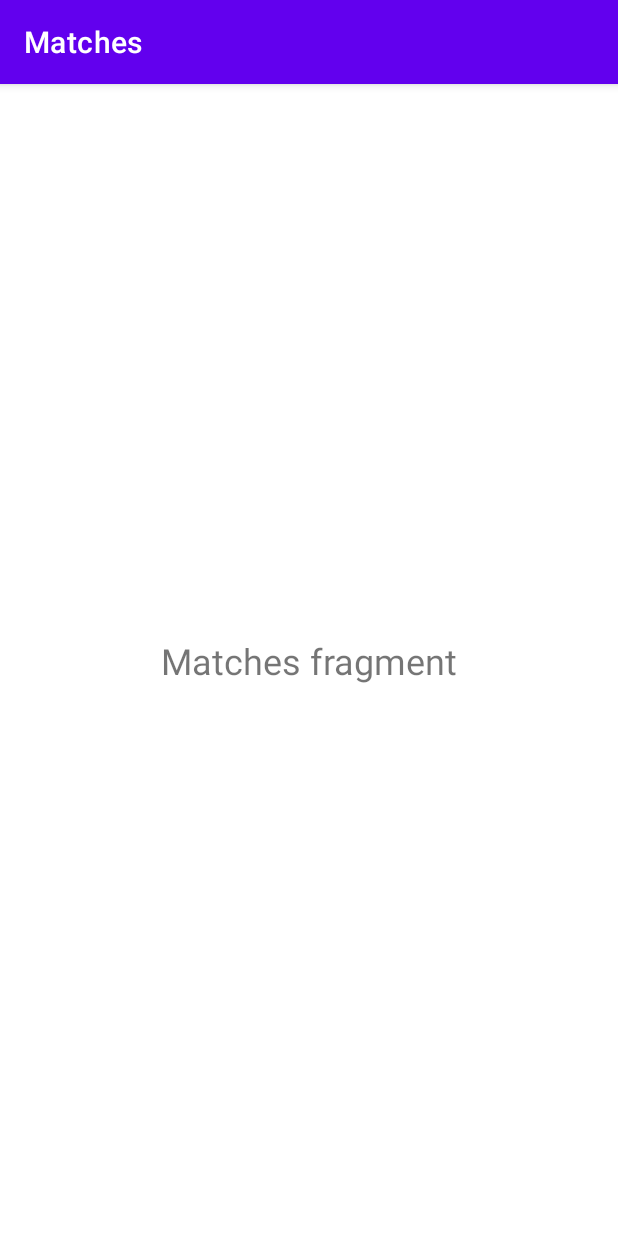
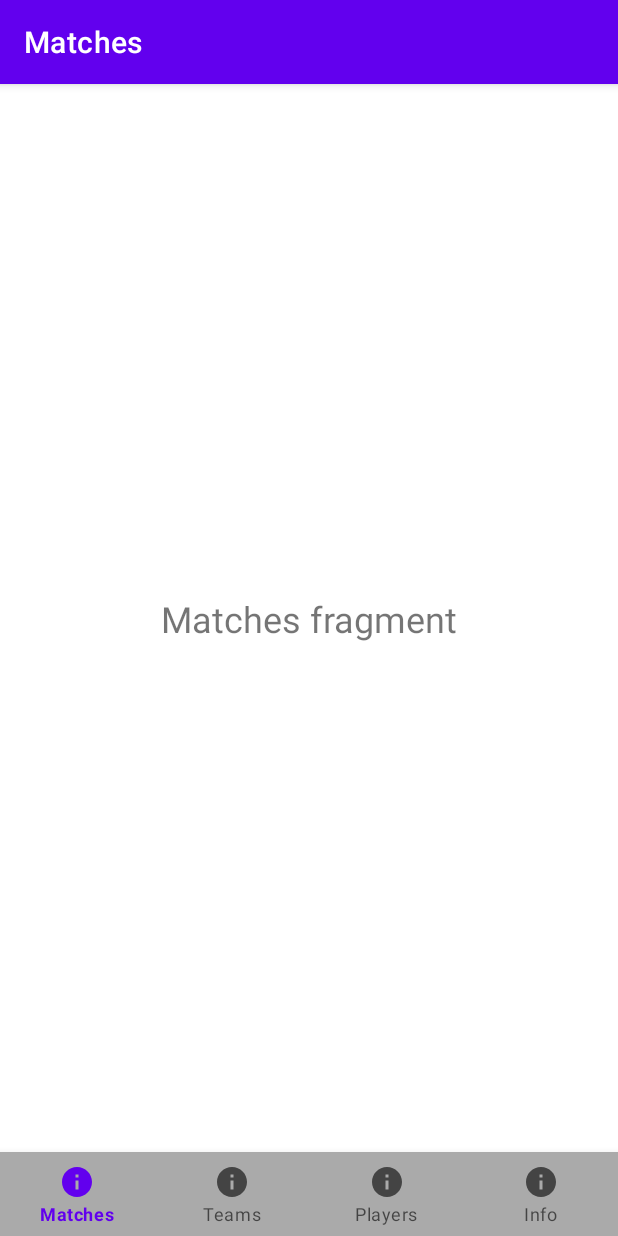
Before and after one commit to lukawitek000/wearables-mobile-app, an Android app: the screen it shows after launch (MainActivity), after a tap on "DONE", on a phone screen of 412 x 824 dp. Run offline under Robolectric (Android 15) with nearby library versions, the phone set to English and light mode, and no system bars; our stand-ins replace navigation-ui.

Commit message:
set up bottom navigation and create fragments to the views

```diff
--- a/app/src/main/java/com/erasmus/upv/eps/wearables/MainActivity.kt
+++ b/app/src/main/java/com/erasmus/upv/eps/wearables/MainActivity.kt
@@ -3,15 +3,20 @@ package com.erasmus.upv.eps.wearables
 import androidx.appcompat.app.AppCompatActivity
 import android.os.Bundle
 import android.view.MenuItem
+import android.view.View
 import androidx.appcompat.app.AppCompatDelegate
 import androidx.navigation.NavController
+import androidx.navigation.NavDestination
 import androidx.navigation.fragment.NavHostFragment
 import androidx.navigation.ui.AppBarConfiguration
 import androidx.navigation.ui.setupActionBarWithNavController
+import androidx.navigation.ui.setupWithNavController
+import com.google.android.material.bottomnavigation.BottomNavigationView
 
 class MainActivity : AppCompatActivity() {
 
     private lateinit var navController: NavController
+    private lateinit var bottomNavigation: BottomNavigationView
 
     override fun onCreate(savedInstanceState: Bundle?) {
         super.onCreate(savedInstanceState)
@@ -19,12 +24,27 @@ class MainActivity : AppCompatActivity() {
         setUpNavController()
         setUpActionBar()
         AppCompatDelegate.setDefaultNightMode(AppCompatDelegate.MODE_NIGHT_NO)
+        setUpBottomNavigation()
+    }
+
+    private fun setUpBottomNavigation() {
+        bottomNavigation = findViewById(R.id.bottom_navigation)
+        bottomNavigation.setupWithNavController(navController)
+        controlBottomNavigationVisibility()
     }
 
     private fun setUpActionBar() {
-        val appBarConfiguration = AppBarConfiguration
-            .Builder(R.id.splashScreenFragment, R.id.tutorialFragment, R.id.matchesFragment)
-            .build()
+        val appBarConfiguration = AppBarConfiguration(
+            setOf(
+                R.id.splashScreenFragment,
+                R.id.tutorialFragment,
+                R.id.matchesFragment,
+                R.id.teamsFragment,
+                R.id.playersFragment,
+                R.id.infoFragment
+            )
+        )
+
         setupActionBarWithNavController(navController, appBarConfiguration)
         controlActionBarVisibility()
     }
@@ -38,10 +58,19 @@ class MainActivity : AppCompatActivity() {
     private fun controlActionBarVisibility() {
         navController.addOnDestinationChangedListener { _, destination, _ ->
             when (destination.id) {
-                R.id.splashScreenFragment -> {
-                    supportActionBar?.hide()
-                }
+                R.id.splashScreenFragment -> supportActionBar?.hide()
                 else -> supportActionBar?.show()
+            }
+        }
+    }
+
+
+    private fun controlBottomNavigationVisibility(){
+        navController.addOnDestinationChangedListener { _, destination, _ ->
+            when (destination.id) {
+                R.id.splashScreenFragment -> bottomNavigation.visibility = View.GONE
+                R.id.tutorialFragment -> bottomNavigation.visibility = View.GONE
+                else -> bottomNavigation.visibility = View.VISIBLE
             }
         }
     }
--- /dev/null
+++ b/app/src/main/res/drawable/ic_info.xml
@@ -0,0 +1,10 @@
+<vector xmlns:android="http://schemas.android.com/apk/res/android"
+    android:width="24dp"
+    android:height="24dp"
+    android:viewportWidth="24"
+    android:viewportHeight="24"
+    android:tint="?attr/colorControlNormal">
+  <path
+      android:fillColor="@android:color/white"
+      android:pathData="M12,2C6.48,2 2,6.48 2,12s4.48,10 10,10 10,-4.48 10,-10S17.52,2 12,2zM13,17h-2v-6h2v6zM13,9h-2L11,7h2v2z"/>
+</vector>
--- a/app/src/main/res/layout/activity_main.xml
+++ b/app/src/main/res/layout/activity_main.xml
@@ -1,5 +1,5 @@
 <?xml version="1.0" encoding="utf-8"?>
-<FrameLayout xmlns:android="http://schemas.android.com/apk/res/android"
+<androidx.constraintlayout.widget.ConstraintLayout xmlns:android="http://schemas.android.com/apk/res/android"
     xmlns:app="http://schemas.android.com/apk/res-auto"
     xmlns:tools="http://schemas.android.com/tools"
     android:layout_width="match_parent"
@@ -8,11 +8,25 @@
 
     <androidx.fragment.app.FragmentContainerView
         android:id="@+id/nav_container"
-        android:layout_height="match_parent"
+        android:name="androidx.navigation.fragment.NavHostFragment"
         android:layout_width="match_parent"
-        android:name="androidx.navigation.fragment.NavHostFragment"
+        android:layout_height="0dp"
         app:defaultNavHost="true"
-        app:navGraph="@navigation/nav_graph"
-        />
+        app:layout_constraintBottom_toTopOf="@+id/bottom_navigation"
+        app:layout_constraintEnd_toEndOf="parent"
+        app:layout_constraintStart_toStartOf="parent"
+        app:layout_constraintTop_toTopOf="parent"
+        app:navGraph="@navigation/nav_graph" />
 
-</FrameLayout>
+    <com.google.android.material.bottomnavigation.BottomNavigationView
+        android:id="@+id/bottom_navigation"
+        android:layout_width="match_parent"
+        android:layout_height="wrap_content"
+        app:layout_constraintBottom_toBottomOf="parent"
+        app:layout_constraintEnd_toEndOf="parent"
+        app:layout_constraintStart_toStartOf="parent"
+        android:background="#aaaaaa"
+        app:labelVisibilityMode="labeled"
+        app:menu="@menu/bottom_navigation" />
+
+</androidx.constraintlayout.widget.ConstraintLayout>
--- /dev/null
+++ b/app/src/main/res/menu/bottom_navigation.xml
@@ -0,0 +1,25 @@
+<?xml version="1.0" encoding="utf-8"?>
+<menu xmlns:android="http://schemas.android.com/apk/res/android">
+
+    <item android:id="@+id/matchesFragment"
+        android:title="Matches"
+        android:icon="@drawable/ic_info"
+        />
+
+    <item android:id="@+id/teamsFragment"
+        android:title="Teams"
+        android:icon="@drawable/ic_info"
+        />
+
+    <item android:id="@+id/playersFragment"
+        android:title="Players"
+        android:icon="@drawable/ic_info"
+        />
+
+    <item android:id="@+id/infoFragment"
+        android:title="Info"
+        android:icon="@drawable/ic_info"
+        />
+
+
+</menu>
--- a/app/src/main/res/navigation/nav_graph.xml
+++ b/app/src/main/res/navigation/nav_graph.xml
@@ -53,4 +53,19 @@
             app:popUpTo="@id/nav_graph"
             app:popUpToInclusive="true" />
     </fragment>
+    <fragment
+        android:id="@+id/infoFragment"
+        android:name="com.erasmus.upv.eps.wearables.ui.fragments.InfoFragment"
+        android:label="Info"
+        tools:layout="@layout/fragment_info" />
+    <fragment
+        android:id="@+id/playersFragment"
+        android:name="com.erasmus.upv.eps.wearables.ui.fragments.PlayersFragment"
+        android:label="Players"
+        tools:layout="@layout/fragment_players" />
+    <fragment
+        android:id="@+id/teamsFragment"
+        android:name="com.erasmus.upv.eps.wearables.ui.fragments.TeamsFragment"
+        android:label="Teams"
+        tools:layout="@layout/fragment_teams" />
 </navigation>
```
Also changed, not shown: app/src/main/java/com/erasmus/upv/eps/wearables/ui/fragments/InfoFragment.kt (added, +23 -0 lines), app/src/main/java/com/erasmus/upv/eps/wearables/ui/fragments/PlayersFragment.kt (added, +22 -0 lines), app/src/main/java/com/erasmus/upv/eps/wearables/ui/fragments/TeamsFragment.kt (added, +20 -0 lines), app/src/main/res/layout/fragment_info.xml (added, +22 -0 lines), app/src/main/res/layout/fragment_players.xml (added, +22 -0 lines), app/src/main/res/layout/fragment_teams.xml (added, +22 -0 lines).
